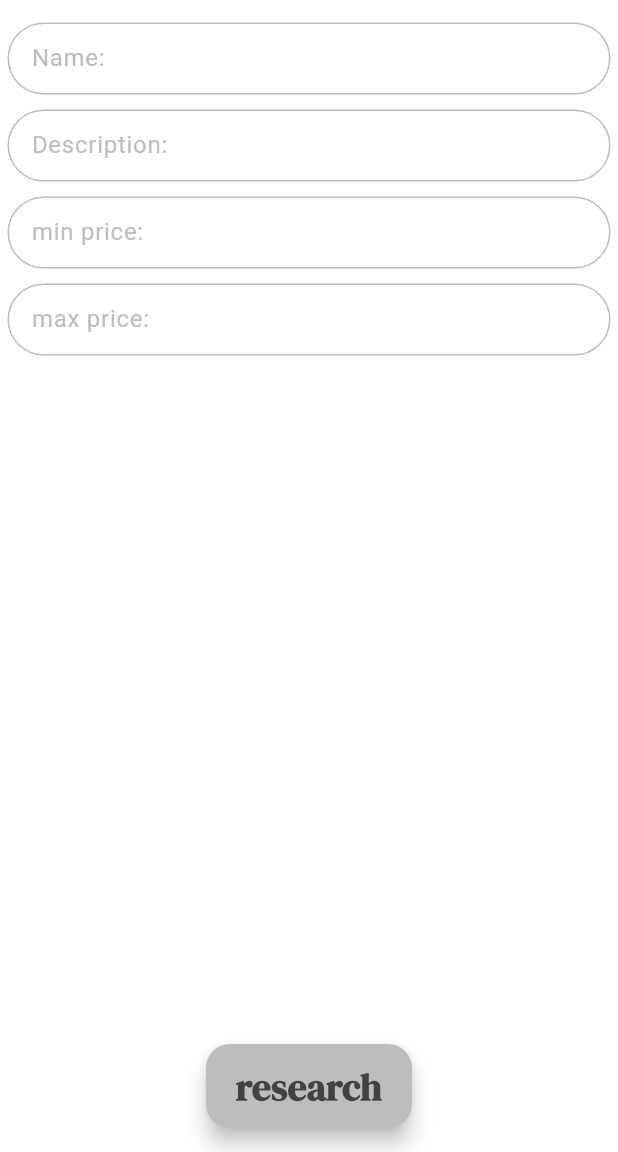
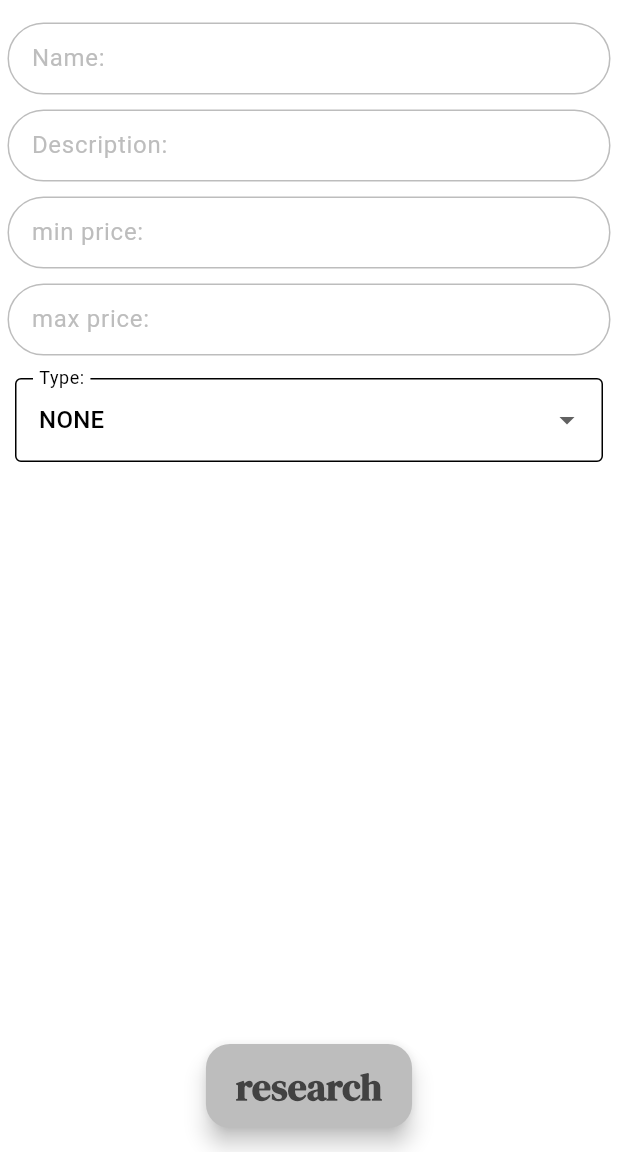
Before and after one commit to Mattdib/eCommerce_clientFlutter, a Flutter app: the AdvancedSearch screen opened by its route, on a phone screen of 412 x 824 dp, the part 84-1236 px from its top. Run offline on Flutter 3.47's test engine with Material 3 defaults, Android fonts, the phone set to English and light mode, and no system bars; our stand-ins replace dio, google_fonts.

Commit message:
Added DopdownButtonFormField to Advanced Search.

```diff
--- a/lib/models/formInfo.dart
+++ b/lib/models/formInfo.dart
@@ -5,6 +5,7 @@ class FormInfo extends ChangeNotifier{
   String? description;
   String? min;
   String? max;
+  String? type;
 
   void setName(String nome){
     this.name=nome;
@@ -26,4 +27,9 @@ class FormInfo extends ChangeNotifier{
     notifyListeners();
   }
 
+  void setType(String type){
+    this.type=type;
+    notifyListeners();
+  }
+
 }
--- a/lib/pages/advancedSearchPage.dart
+++ b/lib/pages/advancedSearchPage.dart
@@ -1,7 +1,7 @@
-import 'package:app_progetto/models/model.dart';
 import 'package:app_progetto/models/formInfo.dart';
 import 'package:flutter/cupertino.dart';
 import 'package:flutter/material.dart';
+import 'package:flutter/painting.dart';
 import 'package:google_fonts/google_fonts.dart';
 import 'package:provider/provider.dart';
 
@@ -17,6 +17,7 @@ class AdvancedSearch extends StatefulWidget {
 }
 
 class _AdvancedSearchState extends State<AdvancedSearch> {
+  String dropDownSelected = "0";
 
   TextEditingController nameTextController = TextEditingController();
   TextEditingController descriptionTextController = TextEditingController();
@@ -24,6 +25,7 @@ class _AdvancedSearchState extends State<AdvancedSearch> {
   TextEditingController minpriceTextController = TextEditingController();
   TextEditingController maxpriceTextController = TextEditingController();
 
+  //FrontEnd:
 
   @override
   Widget build(BuildContext context) {
@@ -59,6 +61,66 @@ class _AdvancedSearchState extends State<AdvancedSearch> {
                     labelText: "max price:",
                     controller: maxpriceTextController,
                   ),
+                  //Bottom to choose the type of the Product:
+                  Container(
+                    padding: EdgeInsets.all(10),
+                    child: Column(
+                      children: [
+                        //add all the types of Product:
+                        DropdownButtonFormField(
+                            value: dropDownSelected,
+                            items: const [
+                              DropdownMenuItem(
+                                  value: "0",
+                                  child: Text("NONE")
+                              ),
+                              DropdownMenuItem(
+                                value: "1",
+                                child: Text("SHOES")
+                              ),
+                              DropdownMenuItem(
+                                  value: "2",
+                                  child: Text("CONSOLE")
+                              ),
+                              DropdownMenuItem(
+                                  value: "3",
+                                  child: Text("CAMERA")
+                              ),
+                              DropdownMenuItem(
+                                  value: "4",
+                                  child: Text("PC")
+                              ),
+                              DropdownMenuItem(
+                                  value: "5",
+                                  child: Text("SMARTPHONE")
+                              ),
+                              DropdownMenuItem(
+                                  value: "6",
+                                  child: Text("HEADPHONE")
+                              ),
+                              DropdownMenuItem(
+                                  value: "7",
+                                  child: Text("WATCH")
+                              ),
+                              DropdownMenuItem(
+                                  value: "8",
+                                  child: Text("KEYBOARD")
+                              ),
+                            ],
+                            onChanged: (String? value){
+                              setState(() {
+                                dropDownSelected = value!;
+                              });
+                            },
+                            icon: const Icon(Icons.arrow_drop_down),
+                            decoration:  const InputDecoration(
+                              labelText: "Type:",
+                              border: OutlineInputBorder()
+                            ),
+                        ),
+                      ],
+                    ),
+                  )
                 ],
               ),
             ),
@@ -73,6 +135,8 @@ class _AdvancedSearchState extends State<AdvancedSearch> {
     );
   }
 
+  //BackEnd:
+
 
   void search() {
     final form= context.read<FormInfo>();
@@ -80,6 +144,7 @@ class _AdvancedSearchState extends State<AdvancedSearch> {
     form.setDescription(descriptionTextController.text);
     form.setmin(minpriceTextController.text);
     form.setmax(maxpriceTextController.text);
+    form.setType(dropDownSelected);
     Navigator.pushNamed(context, '/resultPage');
   }
 
--- a/lib/pages/resultPage.dart
+++ b/lib/pages/resultPage.dart
@@ -120,6 +120,9 @@ class ResultState extends State<ResultPage>{
     if(form.max != null && form.max != ""){
       result["prezzomax"] = form.max!;
     }
+    if(form.type != "0"){
+      result["type"] = form.type!;
+    }
     print("info trasmesse al Server:");
     print(result.toString());
     return result;
```
Also changed, not shown: assets/airpods_image.jpg (added), assets/applewatch_image.jpg (added), assets/gopro_image.jpg (added), assets/imac_image.jpg (added), assets/iphone_image.jpg (added), assets/keyboard2_image.jpg (added), assets/keyboard_image.jpg (added), assets/macbook_image.jpg (added), assets/playstation_image.jpg (added), assets/sonycamera_image.jpg (added), assets/xbox_image.jpg (added).
